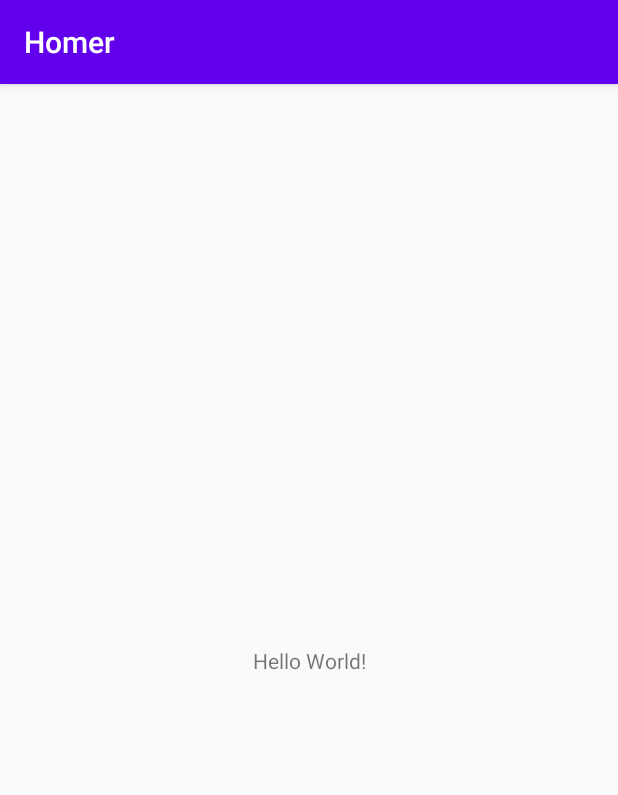
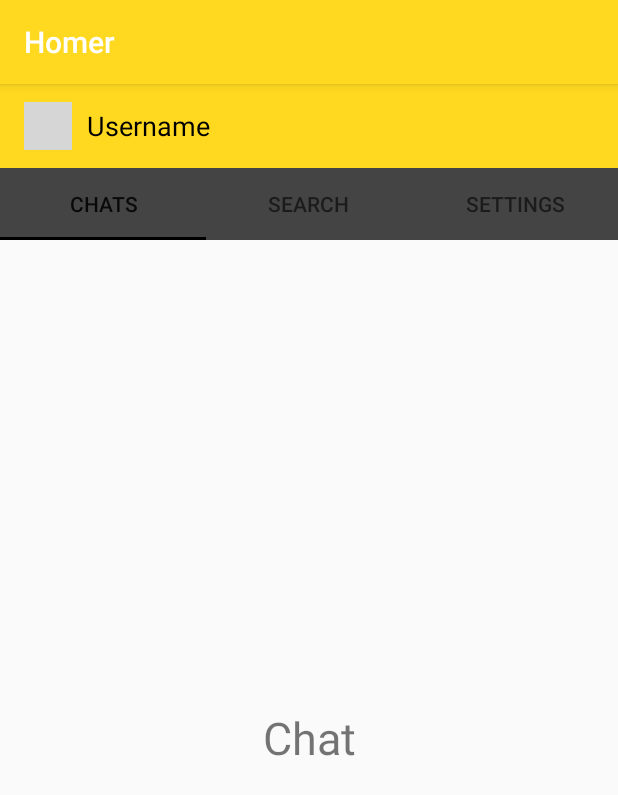
Before and after one commit to OviiWorks/Homer, an Android app: the screen it shows after launch (MainActivity), on a phone screen of 412 x 824 dp. Shown: the top 795 px of the screen. Run offline under Robolectric (Android 15) with nearby library versions, the light colour scheme and no system bars; our stand-ins replace CircleImageView; grey boxes are pictures that could not be loaded.

Commit message:
Fragments added

```diff
--- a/app/src/main/java/com/example/homer/MainActivity.kt
+++ b/app/src/main/java/com/example/homer/MainActivity.kt
@@ -1,11 +1,66 @@
+@file:Suppress("DEPRECATION")
+
 package com.example.homer
 
 import androidx.appcompat.app.AppCompatActivity
 import android.os.Bundle
+import android.widget.Toolbar
+import androidx.fragment.app.Fragment
+import androidx.fragment.app.FragmentManager
+import androidx.fragment.app.FragmentPagerAdapter
+import androidx.viewpager.widget.ViewPager
+import com.example.homer.fragments.ChatFragment
+import com.example.homer.fragments.SearchFragment
+import com.example.homer.fragments.SettingsFragment
+import com.google.android.material.tabs.TabLayout
+import kotlinx.android.synthetic.main.activity_main.*
 
 class MainActivity : AppCompatActivity() {
     override fun onCreate(savedInstanceState: Bundle?) {
         super.onCreate(savedInstanceState)
         setContentView(R.layout.activity_main)
+
+
+
+
+        val tabLayout: TabLayout = findViewById(R.id.tab_layout)
+        val viewPager: ViewPager = findViewById(R.id.view_pager)
+        val viewPagerAdapter = ViewPagerAdapter(supportFragmentManager)
+
+        viewPagerAdapter.addFragment(ChatFragment(),   "Chats")
+        viewPagerAdapter.addFragment(SearchFragment(),  "Search")
+        viewPagerAdapter.addFragment(SettingsFragment(), "Settings")
+
+        viewPager.adapter = viewPagerAdapter
+        tabLayout.setupWithViewPager(viewPager)
+    }
+    internal class ViewPagerAdapter(fragmentManager:FragmentManager) :
+            FragmentPagerAdapter(fragmentManager)
+    {
+        private val fragments : ArrayList<Fragment>
+        private val titles : ArrayList<String>
+
+        init {
+            fragments = ArrayList<Fragment>()
+            titles = ArrayList<String>()
+        }
+
+        override fun getItem(position: Int): Fragment {
+            return fragments[position]
+        }
+
+        override fun getCount(): Int {
+            return fragments.size
+        }
+
+        fun addFragment(fragment: Fragment, title: String)
+        {
+            fragments.add(fragment)
+            titles.add(title)
+        }
+
+        override fun getPageTitle(i: Int): CharSequence? {
+            return titles[i]
+        }
     }
 }
--- /dev/null
+++ b/app/src/main/java/com/example/homer/fragments/ChatFragment.kt
@@ -0,0 +1,60 @@
+package com.example.homer.fragments
+
+import android.os.Bundle
+import androidx.fragment.app.Fragment
+import android.view.LayoutInflater
+import android.view.View
+import android.view.ViewGroup
+import com.example.homer.R
+
+// TODO: Rename parameter arguments, choose names that match
+// the fragment initialization parameters, e.g. ARG_ITEM_NUMBER
+private const val ARG_PARAM1 = "param1"
+private const val ARG_PARAM2 = "param2"
+
+/**
+ * A simple [Fragment] subclass.
+ * Use the [ChatFragment.newInstance] factory method to
+ * create an instance of this fragment.
+ */
+class ChatFragment : Fragment() {
+    // TODO: Rename and change types of parameters
+    private var param1: String? = null
+    private var param2: String? = null
+
+    override fun onCreate(savedInstanceState: Bundle?) {
+        super.onCreate(savedInstanceState)
+        arguments?.let {
+            param1 = it.getString(ARG_PARAM1)
+            param2 = it.getString(ARG_PARAM2)
+        }
+    }
+
+    override fun onCreateView(
+        inflater: LayoutInflater, container: ViewGroup?,
+        savedInstanceState: Bundle?
+    ): View? {
+        // Inflate the layout for this fragment
+        return inflater.inflate(R.layout.fragment_chat, container, false)
+    }
+
+    companion object {
+        /**
+         * Use this factory method to create a new instance of
+         * this fragment using the provided parameters.
+         *
+         * @param param1 Parameter 1.
+         * @param param2 Parameter 2.
+         * @return A new instance of fragment ChatFragment.
+         */
+        // TODO: Rename and change types and number of parameters
+        @JvmStatic
+        fun newInstance(param1: String, param2: String) =
+            ChatFragment().apply {
+                arguments = Bundle().apply {
+                    putString(ARG_PARAM1, param1)
+                    putString(ARG_PARAM2, param2)
+                }
+            }
+    }
+}
--- /dev/null
+++ b/app/src/main/java/com/example/homer/fragments/SearchFragment.kt
@@ -0,0 +1,60 @@
+package com.example.homer.fragments
+
+import android.os.Bundle
+import androidx.fragment.app.Fragment
+import android.view.LayoutInflater
+import android.view.View
+import android.view.ViewGroup
+import com.example.homer.R
+
+// TODO: Rename parameter arguments, choose names that match
+// the fragment initialization parameters, e.g. ARG_ITEM_NUMBER
+private const val ARG_PARAM1 = "param1"
+private const val ARG_PARAM2 = "param2"
+
+/**
+ * A simple [Fragment] subclass.
+ * Use the [SearchFragment.newInstance] factory method to
+ * create an instance of this fragment.
+ */
+class SearchFragment : Fragment() {
+    // TODO: Rename and change types of parameters
+    private var param1: String? = null
+    private var param2: String? = null
+
+    override fun onCreate(savedInstanceState: Bundle?) {
+        super.onCreate(savedInstanceState)
+        arguments?.let {
+            param1 = it.getString(ARG_PARAM1)
+            param2 = it.getString(ARG_PARAM2)
+        }
+    }
+
+    override fun onCreateView(
+        inflater: LayoutInflater, container: ViewGroup?,
+        savedInstanceState: Bundle?
+    ): View? {
+        // Inflate the layout for this fragment
+        return inflater.inflate(R.layout.fragment_search, container, false)
+    }
+
+    companion object {
+        /**
+         * Use this factory method to create a new instance of
+         * this fragment using the provided parameters.
+         *
+         * @param param1 Parameter 1.
+         * @param param2 Parameter 2.
+         * @return A new instance of fragment SearchFragment.
+         */
+        // TODO: Rename and change types and number of parameters
+        @JvmStatic
+        fun newInstance(param1: String, param2: String) =
+            SearchFragment().apply {
+                arguments = Bundle().apply {
+                    putString(ARG_PARAM1, param1)
+                    putString(ARG_PARAM2, param2)
+                }
+            }
+    }
+}
--- /dev/null
+++ b/app/src/main/java/com/example/homer/fragments/SettingsFragment.kt
@@ -0,0 +1,60 @@
+package com.example.homer.fragments
+
+import android.os.Bundle
+import androidx.fragment.app.Fragment
+import android.view.LayoutInflater
+import android.view.View
+import android.view.ViewGroup
+import com.example.homer.R
+
+// TODO: Rename parameter arguments, choose names that match
+// the fragment initialization parameters, e.g. ARG_ITEM_NUMBER
+private const val ARG_PARAM1 = "param1"
+private const val ARG_PARAM2 = "param2"
+
+/**
+ * A simple [Fragment] subclass.
+ * Use the [SettingsFragment.newInstance] factory method to
+ * create an instance of this fragment.
+ */
+class SettingsFragment : Fragment() {
+    // TODO: Rename and change types of parameters
+    private var param1: String? = null
+    private var param2: String? = null
+
+    override fun onCreate(savedInstanceState: Bundle?) {
+        super.onCreate(savedInstanceState)
+        arguments?.let {
+            param1 = it.getString(ARG_PARAM1)
+            param2 = it.getString(ARG_PARAM2)
+        }
+    }
+
+    override fun onCreateView(
+        inflater: LayoutInflater, container: ViewGroup?,
+        savedInstanceState: Bundle?
+    ): View? {
+        // Inflate the layout for this fragment
+        return inflater.inflate(R.layout.fragment_settings, container, false)
+    }
+
+    companion object {
+        /**
+         * Use this factory method to create a new instance of
+         * this fragment using the provided parameters.
+         *
+         * @param param1 Parameter 1.
+         * @param param2 Parameter 2.
+         * @return A new instance of fragment SettingsFragment.
+         */
+        // TODO: Rename and change types and number of parameters
+        @JvmStatic
+        fun newInstance(param1: String, param2: String) =
+            SettingsFragment().apply {
+                arguments = Bundle().apply {
+                    putString(ARG_PARAM1, param1)
+                    putString(ARG_PARAM2, param2)
+                }
+            }
+    }
+}
--- a/app/src/main/res/layout/activity_main.xml
+++ b/app/src/main/res/layout/activity_main.xml
@@ -1,18 +1,52 @@
 <?xml version="1.0" encoding="utf-8"?>
-<androidx.constraintlayout.widget.ConstraintLayout xmlns:android="http://schemas.android.com/apk/res/android"
+<LinearLayout xmlns:android="http://schemas.android.com/apk/res/android"
     xmlns:app="http://schemas.android.com/apk/res-auto"
     xmlns:tools="http://schemas.android.com/tools"
     android:layout_width="match_parent"
     android:layout_height="match_parent"
+    android:orientation="vertical"
     tools:context=".MainActivity">
 
-    <TextView
-        android:layout_width="wrap_content"
+    <androidx.appcompat.widget.Toolbar
+        android:id="@+id/toolbar_main"
+        android:layout_width="match_parent"
+        android:layout_height="?attr/actionBarSize"
+        android:background="?attr/colorPrimary"
+        android:theme="?attr/actionBarTheme">
+
+    <de.hdodenhof.circleimageview.CircleImageView
+        android:id="@+id/profile_image"
+        android:layout_width="32dp"
+        android:layout_height="32dp"
+        android:src="@drawable/ic_profile"
+        android:tint="@android:color/black">
+        </de.hdodenhof.circleimageview.CircleImageView>
+        <TextView
+            android:id="@+id/username"
+            android:layout_width="wrap_content"
+            android:layout_height="wrap_content"
+            android:text="@string/username"
+            android:textSize="18sp"
+            android:layout_marginStart="26dp"
+            android:textColor="@android:color/black">
+        </TextView>
+
+    </androidx.appcompat.widget.Toolbar>
+
+    <com.google.android.material.tabs.TabLayout
+        android:id="@+id/tab_layout"
+        android:layout_width="match_parent"
         android:layout_height="wrap_content"
-        android:text="Hello World!"
-        app:layout_constraintBottom_toBottomOf="parent"
-        app:layout_constraintLeft_toLeftOf="parent"
-        app:layout_constraintRight_toRightOf="parent"
-        app:layout_constraintTop_toTopOf="parent" />
+        android:background="@color/colorPrimaryDark"
+        >
+    </com.google.android.material.tabs.TabLayout>
 
-</androidx.constraintlayout.widget.ConstraintLayout>
+    <androidx.viewpager.widget.ViewPager
+        android:id="@+id/view_pager"
+        android:layout_width="match_parent"
+        android:layout_height="match_parent">
+
+    </androidx.viewpager.widget.ViewPager>
+
+
+</LinearLayout>
--- /dev/null
+++ b/app/src/main/res/layout/fragment_chat.xml
@@ -0,0 +1,16 @@
+<?xml version="1.0" encoding="utf-8"?>
+<RelativeLayout xmlns:android="http://schemas.android.com/apk/res/android"
+    xmlns:tools="http://schemas.android.com/tools"
+    android:layout_width="match_parent"
+    android:layout_height="match_parent"
+    tools:context=".fragments.ChatFragment">
+
+    <TextView
+        android:layout_width="match_parent"
+        android:layout_height="match_parent"
+        android:text="@string/chats"
+        android:textSize="30sp"
+        android:gravity="center"
+        />
+
+</RelativeLayout>
--- a/app/src/main/res/values/colors.xml
+++ b/app/src/main/res/values/colors.xml
@@ -1,6 +1,7 @@
 <?xml version="1.0" encoding="utf-8"?>
 <resources>
-    <color name="colorPrimary">#6200EE</color>
-    <color name="colorPrimaryDark">#3700B3</color>
-    <color name="colorAccent">#03DAC5</color>
+    <color name="colorPrimary">#FFD920</color>
+    <color name="colorPrimaryDark">#444444</color>
+    <color name="colorAccent">#000</color>
+    <color name="colorProfile">#000</color>
 </resources>
--- a/app/src/main/res/values/strings.xml
+++ b/app/src/main/res/values/strings.xml
@@ -1,3 +1,7 @@
 <resources>
     <string name="app_name">Homer</string>
+    <string name="username">Username</string>
+    <string name="chats">Chat</string>
+    <string name="settings">Settings</string>
+    <string name="account_settings">Account Settings</string>
 </resources>
--- a/build.gradle
+++ b/build.gradle
@@ -8,7 +8,7 @@ buildscript {
     dependencies {
         classpath "com.android.tools.build:gradle:4.0.1"
         classpath "org.jetbrains.kotlin:kotlin-gradle-plugin:$kotlin_version"
-
+        classpath 'com.google.gms:google-services:4.3.4'
         // NOTE: Do not place your application dependencies here; they belong
         // in the individual module build.gradle files
     }
```
Also changed, not shown: app/build.gradle (+15 -0 lines), app/src/main/res/layout/fragment_search.xml (added, +16 -0 lines), app/src/main/res/layout/fragment_settings.xml (added, +17 -0 lines), 1 other file.
